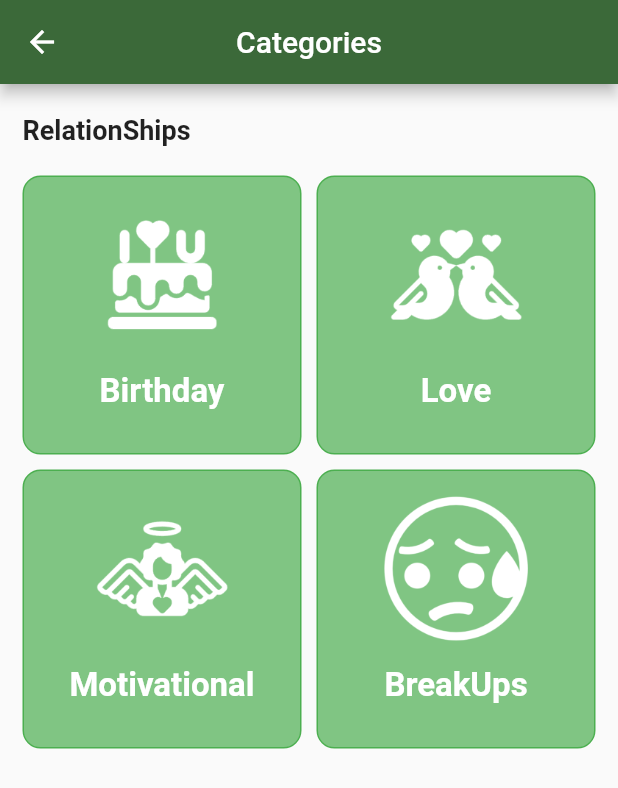
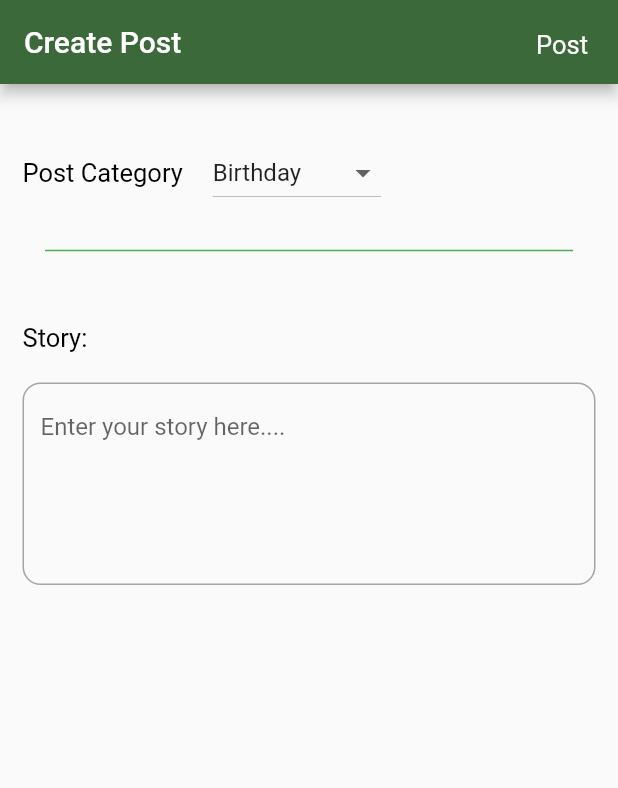
Before and after one commit to hamidhosen42/Flutter-Sms-Buddy, a Flutter app: the screen it shows after launch, after a tap on "Login", on a phone screen of 412 x 824 dp. Shown: the top 788 px of the screen. Run offline on Flutter 3.47's test engine with Material 2 defaults, Android fonts, the light colour scheme and no system bars; our stand-ins replace lottie; network calls fail.

Commit message:
create-post

```diff
--- a/lib/screen/auth/login_screen.dart
+++ b/lib/screen/auth/login_screen.dart
@@ -1,7 +1,7 @@
 // ignore_for_file: prefer_const_constructors, prefer_const_literals_to_create_immutables
 
 import 'package:flutter/material.dart';
-import 'package:sms_buddy/screen/home_screen.dart';
+import 'package:sms_buddy/screen/create_post.dart';
 
 import '../../widgets/custom_login_button.dart';
 
@@ -116,7 +116,7 @@ class _LoginScreenState extends State<LoginScreen> {
                 ),
                 GestureDetector(
                   onTap: (){
-                    Navigator.of(context).push(MaterialPageRoute(builder: (contex)=>HomeScreen()));
+                    Navigator.of(context).push(MaterialPageRoute(builder: (contex)=>CreatePostScreen()));
                   },
                   child: customButton(level: "Login")),
                 const SizedBox(
--- /dev/null
+++ b/lib/screen/create_post.dart
@@ -0,0 +1,112 @@
+// ignore_for_file: prefer_const_constructors, prefer_const_literals_to_create_immutables
+
+import 'package:flutter/material.dart';
+import 'package:sms_buddy/screen/home_screen.dart';
+import 'package:sms_buddy/utils/utils.dart';
+
+class CreatePostScreen extends StatefulWidget {
+  const CreatePostScreen({super.key});
+
+  @override
+  State<CreatePostScreen> createState() => _CreatePostScreenState();
+}
+
+class _CreatePostScreenState extends State<CreatePostScreen> {
+  List quoteCategoriList = ['Birthday', 'Love', 'Motivational', 'BreakUps'];
+
+  String slectedItem = "Birthday";
+
+  @override
+  Widget build(BuildContext context) {
+    return Scaffold(
+      appBar: AppBar(
+        // centerTitle: true,
+        automaticallyImplyLeading: false,
+        title: const Text(
+          "Create Post",
+          style: TextStyle(fontSize: 20, color: Colors.white),
+        ),
+        actions: [
+          Padding(
+            padding: EdgeInsets.only(top: 20, right: 20),
+            child: InkWell(
+              onTap: (){
+                Navigator.of(context).push(MaterialPageRoute(builder: (context)=>HomeScreen()));
+              },
+              child: Text(
+                "Post",
+                style: Utils.style,
+              ),
+            ),
+          )
+        ],
+      ),
+      body: Padding(
+        padding: EdgeInsets.all(15),
+         child: SingleChildScrollView(
+            physics: BouncingScrollPhysics(),
+          child: Column(
+            crossAxisAlignment: CrossAxisAlignment.start,
+            children: [
+              SizedBox(
+                height: 20,
+              ),
+              Row(
+                children: [
+                  Text(
+                    "Post Category",
+                    style: TextStyle(color: Colors.black, fontSize: 17),
+                  ),
+                  SizedBox(
+                    width: 20,
+                  ),
+                  DropdownButton(
+                      value: slectedItem,
+                      items: quoteCategoriList.map((e) {
+                        return DropdownMenuItem(value: e, child: Text(e));
+                      }).toList(),
+                      onChanged: (value) {
+                        setState(() {
+                          slectedItem = value as String;
+                        });
+                      })
+                ],
+              ),
+              SizedBox(
+                height: 20,
+              ),
+              Divider(
+                indent: 15,
+                endIndent: 15,
+                thickness: 1,
+                color: Colors.green,
+              ),
+              SizedBox(
+                height: 40,
+              ),
+              Text(
+                "Story:",
+                style: TextStyle(fontSize: 17, color: Colors.black),
+              ),
+              SizedBox(
+                height: 20,
+              ),
+              SizedBox(
+                height: 400,
+                child: TextField(
+                  minLines: 5,
+                  maxLines: null,
+                  keyboardType: TextInputType.multiline,
+                  decoration: InputDecoration(
+                      hintText: "Enter your story here....",
+                      border: OutlineInputBorder(
+                          borderRadius: BorderRadius.circular(12))),
+                ),
+              ),
+            ],
+          ),
+        ),
+      ),
+    );
+  }
+}
--- a/lib/utils/utils.dart
+++ b/lib/utils/utils.dart
@@ -1,4 +1,8 @@
-class Utils{
+// ignore_for_file: prefer_const_constructors
+
+import 'package:flutter/material.dart';
+
+class Utils {
   // !String
   static const String appName = "SMS Buddy";
   static const String friendShipStatus = "FriendShip";
@@ -6,4 +10,6 @@ class Utils{
   static const String breakUpStatus = "Breakup";
   static const String familyStatus = "Family";
   static const String relationStatus = "RelationShips";
+
+  static TextStyle style = TextStyle(fontSize: 17, color: Colors.white);
 }
```
